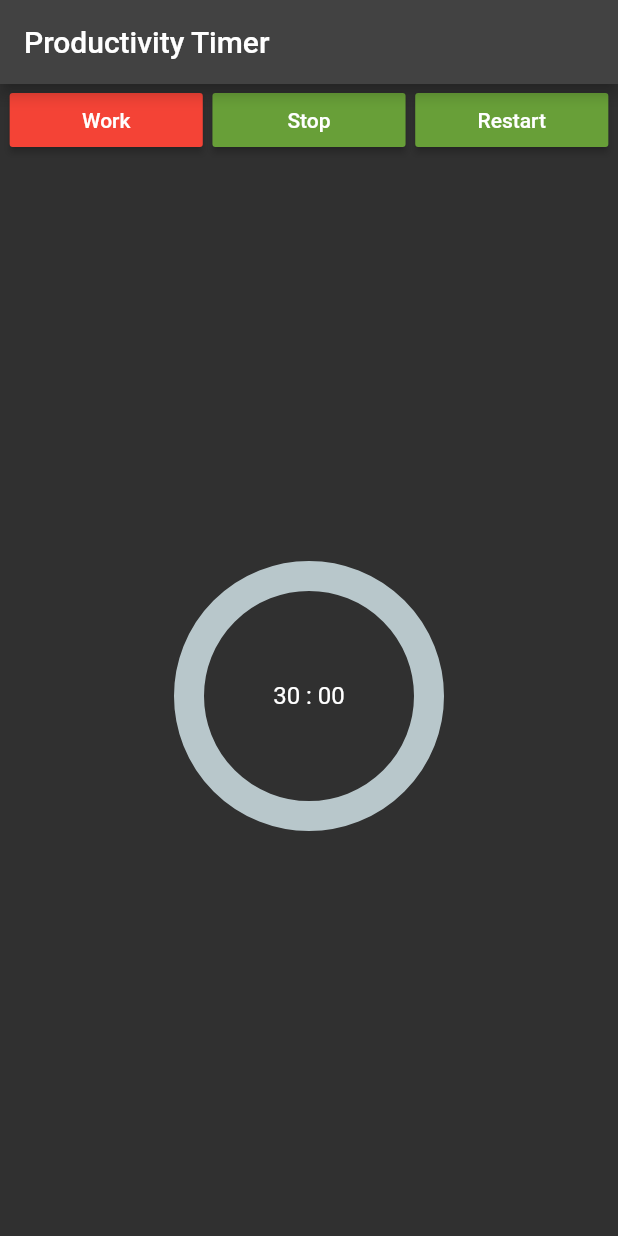
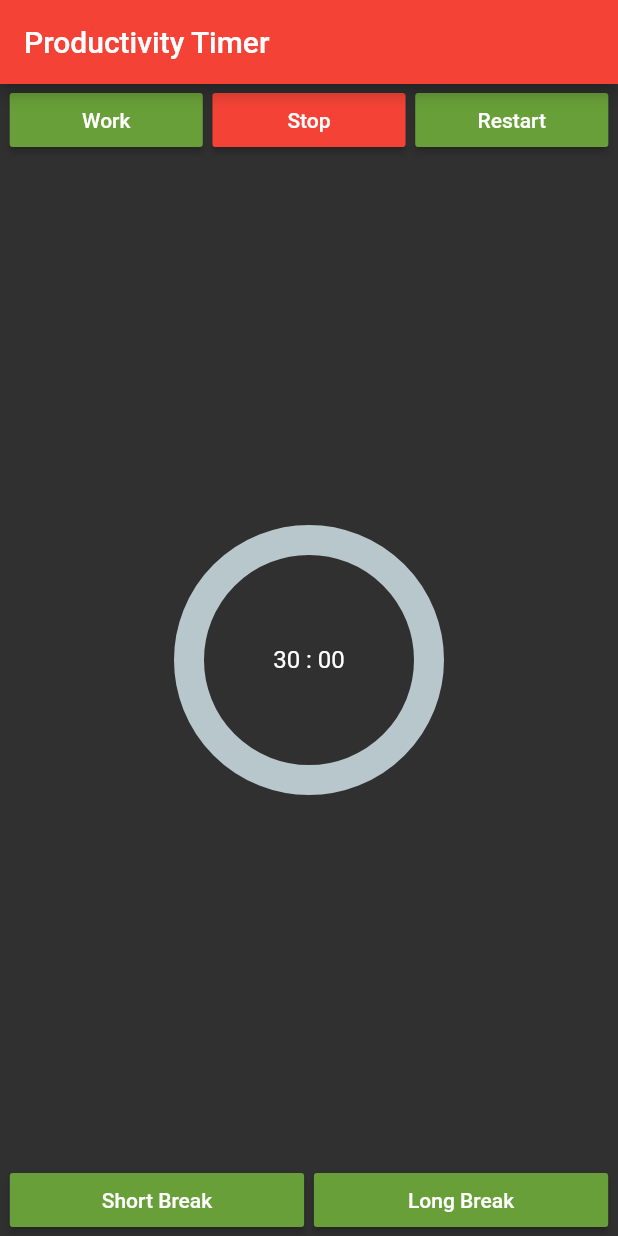
Before and after one commit to pankaj111298/basicProjects, a Flutter app: the MainPage screen opened directly, on a phone screen of 412 x 824 dp. Run offline on Flutter 3.47's test engine with Material 2 defaults, Android fonts, the light colour scheme and no system bars; drawn by our look-alikes of percent_indicator; missing offline and left inert: screen.

Commit message:
Completed the productivity app

```diff
--- a/lib/productivityApp/app.dart
+++ b/lib/productivityApp/app.dart
@@ -19,7 +19,6 @@ class ProductivityApp extends StatelessWidget {
       child: MaterialApp(
         title: 'Productivity Timer',
         debugShowCheckedModeBanner: false,
-        theme: ThemeData(bottomAppBarColor: Colors.red),
         home: MainPage(
           title: "Productivity Timer",
         ),
@@ -45,6 +44,7 @@ class _MainPageState extends State<MainPage> {
       child: Scaffold(
         appBar: AppBar(
           title: Text(widget.title),
+          backgroundColor: Colors.red,
         ),
         body: Center(
           child: Column(
@@ -57,7 +57,7 @@ class _MainPageState extends State<MainPage> {
                             onPressed: () {
                               model.screenAwake();
                             },
-                            color: Colors.red,
+                            color: Color(0xff689F38),
                             minWidth: size / 3.2,
                             child: Text("Work"),
                           )),
@@ -66,7 +66,7 @@ class _MainPageState extends State<MainPage> {
                             onPressed: () {
                               model.stopTimer();
                             },
-                            color: Color(0xff689F38),
+                            color: Colors.red,
                             minWidth: size / 3.2,
                             child: Text("Stop"),
                           )),
@@ -92,7 +92,30 @@ class _MainPageState extends State<MainPage> {
                               model.time,
                               style: Theme.of(context).textTheme.subtitle1,
                             ),
-                          )))
+                          ))),
+              Row(
+                mainAxisAlignment: MainAxisAlignment.spaceEvenly,
+                children: <Widget>[
+                  ScopedModelDescendant<TimerModel>(
+                      builder: (context, _, model) => MaterialButton(
+                            onPressed: () {
+                              model.shortBreak();
+                            },
+                            child: Text("Short Break"),
+                            color: Color(0xff689F38),
+                            minWidth: size / 2.1,
+                          )),
+                  ScopedModelDescendant<TimerModel>(
+                      builder: (context, _, model) => MaterialButton(
+                            onPressed: () {
+                              model.longBreak();
+                            },
+                            child: Text("Long Break"),
+                            color: Color(0xff689F38),
+                            minWidth: size / 2.1,
+                          )),
+                ],
+              ),
             ],
           ),
         ),
```
Also changed, not shown: lib/productivityApp/TimerModel.dart (+17 -2 lines), pubspec.yaml (+2 -5 lines).
